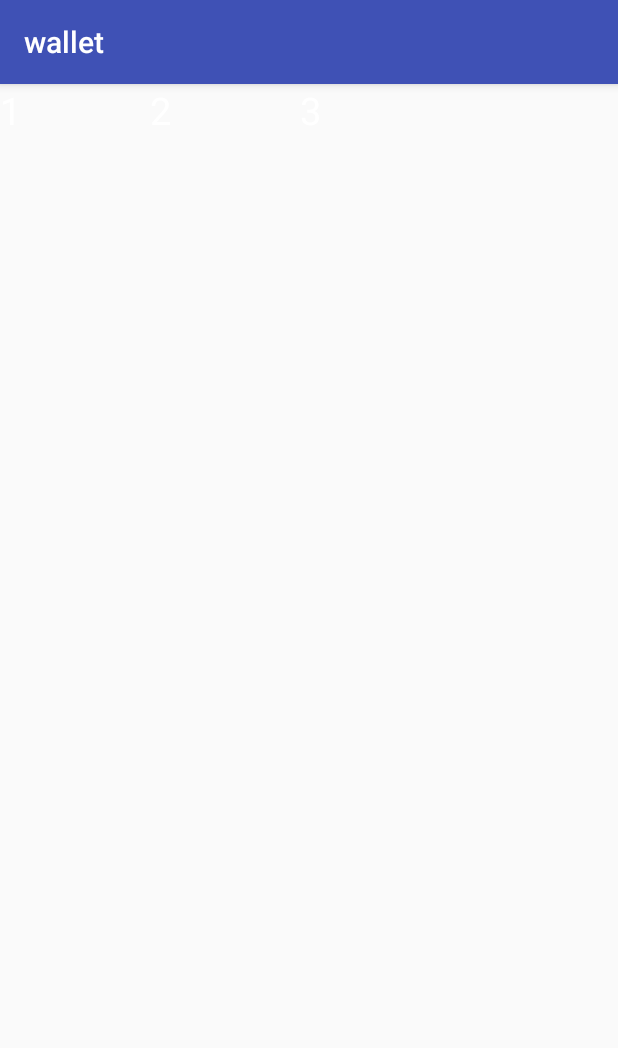
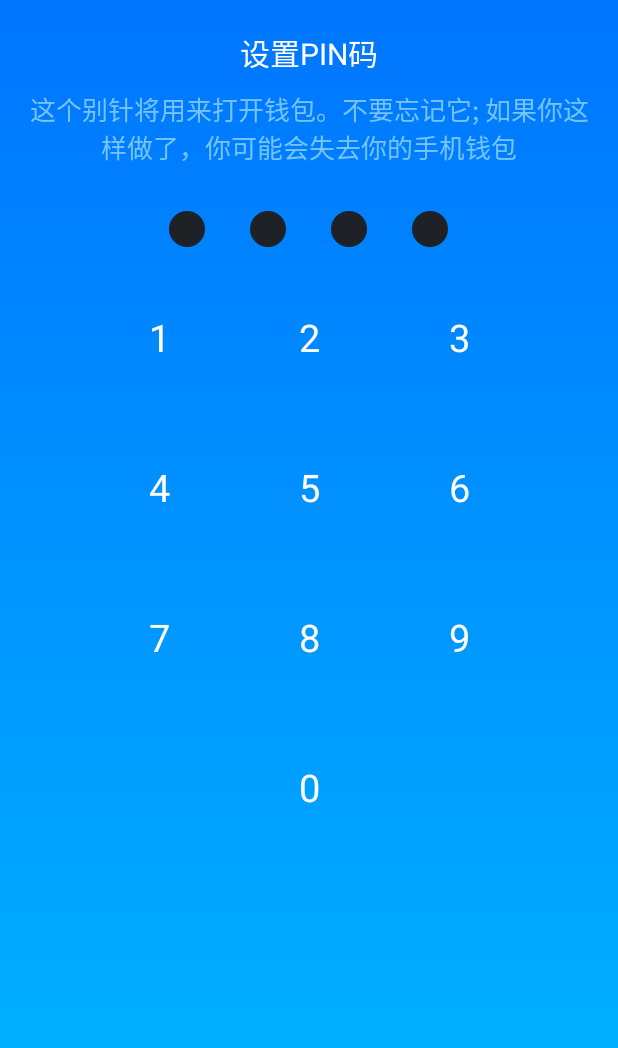
Before and after one commit to czblse/wallet-android, an Android app: the screen it shows after launch (PinSetActivity), on a phone screen of 412 x 824 dp. Shown: the top 1048 px of the screen. Run offline under Robolectric (Android 15) with nearby library versions, the light colour scheme and no system bars; 1 statement that could not run was skipped.

Commit message:
PIN页面完成

```diff
--- a/wallet/src/main/AndroidManifest.xml
+++ b/wallet/src/main/AndroidManifest.xml
@@ -17,7 +17,7 @@
                 <category android:name="android.intent.category.LAUNCHER"/>
             </intent-filter>
         </activity>
-        <activity android:name=".activities.PinSetActivity"/>
+        <activity android:name=".activities.PinSetActivity" android:theme="@style/Theme.AppCompat.Light.NoActionBar"/>
     </application>
 
 </manifest>
--- a/wallet/src/main/java/io/spaco/wallet/fragments/PinSetFragment.java
+++ b/wallet/src/main/java/io/spaco/wallet/fragments/PinSetFragment.java
@@ -2,12 +2,15 @@ package io.spaco.wallet.fragments;
 
 import android.os.Bundle;
 import android.view.View;
+import android.widget.Toast;
 
 import io.spaco.wallet.R;
 import io.spaco.wallet.base.BaseFragment;
 import io.spaco.wallet.utils.ToastUtils;
+import io.spaco.wallet.widget.KeyboardTips;
 import io.spaco.wallet.widget.NumberKeyboard;
 import io.spaco.wallet.widget.NumberKeyboardAdapter;
+import mobile.Mobile;
 
 /**
  * Pin界面碎片
@@ -17,6 +20,7 @@ import io.spaco.wallet.widget.NumberKeyboardAdapter;
 public class PinSetFragment extends BaseFragment {
 
     NumberKeyboard numberKeyboard;
+    KeyboardTips keyboardTips;
 
     public static PinSetFragment newInstance(Bundle args){
         PinSetFragment instance = new PinSetFragment();
@@ -32,6 +36,7 @@ public class PinSetFragment extends BaseFragment {
     @Override
     protected void initViews(View rootView) {
         numberKeyboard = rootView.findViewById(R.id.numberkeyboard);
+        keyboardTips = rootView.findViewById(R.id.keyboardtips);
         numberKeyboard.setOnNumberKeyboardDownListener(onNumberKeyboardDownListener);
     }
 
@@ -39,17 +44,24 @@ public class PinSetFragment extends BaseFragment {
 
         @Override
         public void onNumberKeyboardDown(int number) {
-            ToastUtils.show(number + "");
+            keyboardTips.insetUpdate();
+            if(keyboardTips.isPassVerify()){
+                ToastUtils.show("pass verify");
+            }else{
+                ToastUtils.show(number + "");
+            }
         }
 
         @Override
         public void onNumberKeyboardDelete() {
+            keyboardTips.deleteUpdate();
             ToastUtils.show("delete");
         }
     };
 
     @Override
     protected void initData() {
-
+        String result = Mobile.newSeed();
+        ToastUtils.show(result);
     }
 }
--- /dev/null
+++ b/wallet/src/main/java/io/spaco/wallet/widget/KeyboardTips.java
@@ -0,0 +1,110 @@
+package io.spaco.wallet.widget;
+
+import android.content.Context;
+import android.graphics.Canvas;
+import android.graphics.Color;
+import android.graphics.Paint;
+import android.os.Bundle;
+import android.os.Parcelable;
+import android.support.annotation.Nullable;
+import android.util.AttributeSet;
+import android.view.View;
+
+/**
+ * 配合数字键盘的提醒控件
+ * Created by kimi on 2018/1/23.
+ */
+
+public class KeyboardTips extends View {
+
+    private int radius = 18;//默认半径为18
+    private Paint paint = new Paint(Paint.ANTI_ALIAS_FLAG);
+    private int normalColor = Color.parseColor("#1E2227");
+    private int updateColor = Color.parseColor("#FFC125");
+    private int size = 4;
+    private int progress = -1;
+
+    public KeyboardTips(Context context) {
+        this(context,null);
+    }
+
+    public KeyboardTips(Context context, @Nullable AttributeSet attrs) {
+        super(context, attrs);
+        paint.setColor(normalColor);
+    }
+
+    @Override
+    protected void onMeasure(int widthMeasureSpec, int heightMeasureSpec) {
+        int widthMode = MeasureSpec.getMode(widthMeasureSpec);
+        int heightMode = MeasureSpec.getMode(heightMeasureSpec);
+        if(widthMode != MeasureSpec.EXACTLY){
+            widthMeasureSpec = MeasureSpec.makeMeasureSpec(radius * 2 + radius * 4 * size, MeasureSpec.EXACTLY);
+        }
+        if(heightMode != MeasureSpec.EXACTLY){
+            heightMeasureSpec = MeasureSpec.makeMeasureSpec(radius * 2, MeasureSpec.EXACTLY);
+        }
+        super.onMeasure(widthMeasureSpec, heightMeasureSpec);
+    }
+
+    @Override
+    protected void onDraw(Canvas canvas) {
+        super.onDraw(canvas);
+        int minWidth = getMeasuredWidth() / size;
+        int cx = minWidth / 2;
+        int cy = getHeight() / 2;
+        for (int i = 0; i < size; i ++){
+            if(i <= progress){
+                paint.setColor(updateColor);
+            }else{
+                paint.setColor(normalColor);
+            }
+            canvas.drawCircle(cx,cy,radius,paint);
+            cx += minWidth;
+        }
+    }
+
+    /**
+     * 校验是否通过
+     * @return
+     */
+    public boolean isPassVerify(){
+        return progress == size - 2;
+    }
+
+    /**
+     * 增加刷新
+     */
+    public void insetUpdate(){
+        if(progress <= size - 2){
+            progress ++ ;
+            invalidate();
+        }
+    }
+
+    /**
+     * 删除刷新
+     */
+    public void deleteUpdate(){
+        if(progress > -1){
+            progress -- ;
+            invalidate();
+        }
+    }
+
+    @Override
+    protected void onRestoreInstanceState(Parcelable state) {
+        Bundle bundle = (Bundle) state;
+        progress = bundle.getInt("progress");
+        super.onRestoreInstanceState(bundle.getParcelable("super"));
+    }
+
+    @Nullable
+    @Override
+    protected Parcelable onSaveInstanceState() {
+        Parcelable parcelable = super.onSaveInstanceState();
+        Bundle bundle = new Bundle();
+        bundle.putInt("progress",progress);
+        bundle.putParcelable("super",parcelable);
+        return bundle;
+    }
+}
--- a/wallet/src/main/java/io/spaco/wallet/widget/NumberKeyboard.java
+++ b/wallet/src/main/java/io/spaco/wallet/widget/NumberKeyboard.java
@@ -27,7 +27,7 @@ public class NumberKeyboard extends FrameLayout {
     public NumberKeyboard(@NonNull Context context, @Nullable AttributeSet attrs) {
         super(context, attrs);
         LayoutInflater.from(context).inflate(R.layout.views_number_keyboard,this,true);
-        recyclerView = (RecyclerView) findViewById(R.id.recyclerview);
+        recyclerView = findViewById(R.id.recyclerview);
         recyclerView.setLayoutManager(new GridLayoutManager(context,3));
         numberKeyboardAdapter = new NumberKeyboardAdapter();
         recyclerView.setAdapter(numberKeyboardAdapter);
--- a/wallet/src/main/java/io/spaco/wallet/widget/NumberKeyboardAdapter.java
+++ b/wallet/src/main/java/io/spaco/wallet/widget/NumberKeyboardAdapter.java
@@ -25,9 +25,11 @@ public class NumberKeyboardAdapter extends RecyclerView.Adapter<NumberKeyboardAd
 
     @Override
     public void onBindViewHolder(NumberKeyboardViewHolder holder, int position) {
-        if(position == 10){
+        holder.number.setEnabled(true);
+        if(position == 9){
+            holder.number.setEnabled(false);
             holder.number.setText("");
-        }else if(position == 11){
+        }else if(position == 10){
             holder.number.setText("0");
         }else if(position == NUMBER_SIZI - 1){
             holder.number.setText("");
@@ -48,10 +50,10 @@ public class NumberKeyboardAdapter extends RecyclerView.Adapter<NumberKeyboardAd
         @Override
         public void onClick(View v) {
             int position = (int) v.getTag();
-            if(onNumberKeyboardDownListener != null && position != 10){
+            if(onNumberKeyboardDownListener != null && position != 9){
                 if(position == NUMBER_SIZI -1){
                     onNumberKeyboardDownListener.onNumberKeyboardDelete();
-                }else if(position == 11){
+                }else if(position == 10){
                     onNumberKeyboardDownListener.onNumberKeyboardDown(0);
                 }else{
                     onNumberKeyboardDownListener.onNumberKeyboardDown(position+1);
--- a/wallet/src/main/res/drawable/keyboard_item_pressed.xml
+++ b/wallet/src/main/res/drawable/keyboard_item_pressed.xml
@@ -1,7 +1,10 @@
 <?xml version="1.0" encoding="utf-8"?>
 <shape xmlns:android="http://schemas.android.com/apk/res/android"
-    android:shape="rectangle">
+    android:shape="ring"
+    android:innerRadius="0dp"
+    android:thickness="50dp"
+    android:useLevel="false">
     <size android:width="100dp" android:height="100dp"></size>
     <solid android:color="#1E2227"></solid>
-    <corners android:radius="40dp"></corners>
+    <corners android:radius="50dp"></corners>
 </shape>
--- a/wallet/src/main/res/layout/fragment_pin_set.xml
+++ b/wallet/src/main/res/layout/fragment_pin_set.xml
@@ -1,8 +1,36 @@
 <?xml version="1.0" encoding="utf-8"?>
-<LinearLayout
-    xmlns:android="http://schemas.android.com/apk/res/android" android:layout_width="match_parent"
+<LinearLayout xmlns:android="http://schemas.android.com/apk/res/android"
+    android:layout_width="match_parent"
     android:orientation="vertical"
+    android:paddingLeft="15dp"
+    android:paddingRight="15dp"
+    android:gravity="center_horizontal"
+    android:background="@drawable/pin_create_wallet_background"
     android:layout_height="match_parent">
+
+    <TextView
+        style="@style/middle_titile_style"
+        android:layout_width="wrap_content"
+        android:layout_height="wrap_content"
+        android:text="@string/pin_title"/>
+
+    <TextView
+        android:layout_marginTop="10dp"
+        android:textSize="17sp"
+        android:textColor="#75C4FC"
+        android:gravity="center"
+        android:text="@string/pin_explain"
+        android:layout_width="wrap_content"
+        android:layout_height="wrap_content" />
+
+    <io.spaco.wallet.widget.KeyboardTips
+        android:id="@+id/keyboardtips"
+        android:layout_marginTop="30dp"
+        android:layout_marginBottom="10dp"
+        android:layout_width="wrap_content"
+        android:layout_height="wrap_content">
+
+    </io.spaco.wallet.widget.KeyboardTips>
 
     <io.spaco.wallet.widget.NumberKeyboard
         android:id="@+id/numberkeyboard"
--- a/wallet/src/main/res/layout/number_keyboard_item.xml
+++ b/wallet/src/main/res/layout/number_keyboard_item.xml
@@ -2,11 +2,12 @@
 <FrameLayout
     xmlns:android="http://schemas.android.com/apk/res/android"
     android:layout_width="match_parent"
-    android:layout_height="match_parent">
+    android:layout_height="wrap_content">
 
     <TextView
         android:id="@+id/tv_number"
         android:layout_width="100dp"
+        android:gravity="center"
         android:layout_height="100dp"
         android:background="@drawable/keyboard_item_click"
         android:textSize="25dp"
--- a/wallet/src/main/res/values/strings.xml
+++ b/wallet/src/main/res/values/strings.xml
@@ -2,7 +2,7 @@
     <string name="app_name">wallet</string>
     <string name="login">登录</string>
     <string name="wallet_creat_title">创建钱包</string>
-    <string name="pin_title">设置PIN</string>
+    <string name="pin_title">设置PIN码</string>
     <string name="pin_tips">
         这是你第一次使用我们的手机钱包，\n
         所以你需要创建一个新的钱包。\n
@@ -12,4 +12,5 @@
     <string name="pin_create_wallet_seed">种子</string>
     <string name="pin_create_wallet_generate_seed">自动生成</string>
     <string name="common_next">下一步</string>
+    <string name="pin_explain">这个别针将用来打开钱包。不要忘记它; 如果你这样做了，你可能会失去你的手机钱包</string>
 </resources>
--- a/wallet/src/main/res/values/styles.xml
+++ b/wallet/src/main/res/values/styles.xml
@@ -8,4 +8,14 @@
         <item name="colorAccent">@color/colorAccent</item>
     </style>
 
+
+
+    <style name="middle_titile_style">
+        <item name="android:layout_marginTop">20dp</item>
+        <item name="android:textSize">20sp</item>
+        <item name="android:textColor">@android:color/white</item>
+    </style>
+
+
+
 </resources>
```
